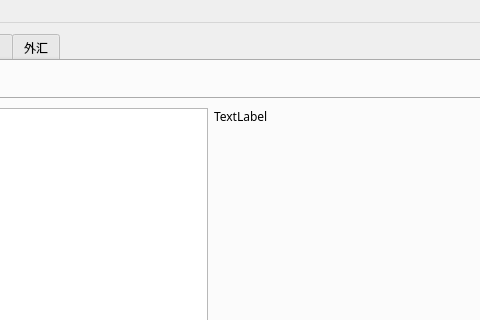
First picture: the form in gui/MainWindow.ui, repository miswanting/Real-Stock-War, before the edit; both pictures show x 189 to 669 and y 0 to 320 of the 800 by 600 pixel window.
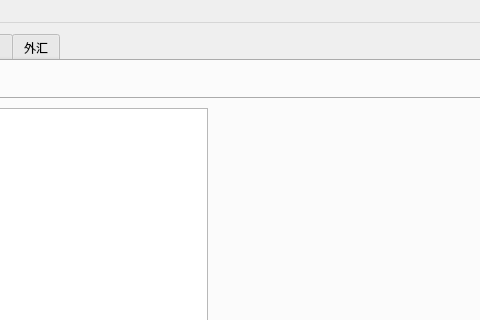
Second picture: the form after the edit. The open tabs and pages were chosen to show the change.

Patch:
```diff
--- a/gui/MainWindow.ui
+++ b/gui/MainWindow.ui
@@ -282,7 +282,7 @@
                </sizepolicy>
               </property>
               <property name="text">
-               <string>TextLabel</string>
+               <string/>
               </property>
               <property name="alignment">
                <set>Qt::AlignLeading|Qt::AlignLeft|Qt::AlignTop</set>
```
Left out of the diff: 2 changed lines with no effect on the pictures.
